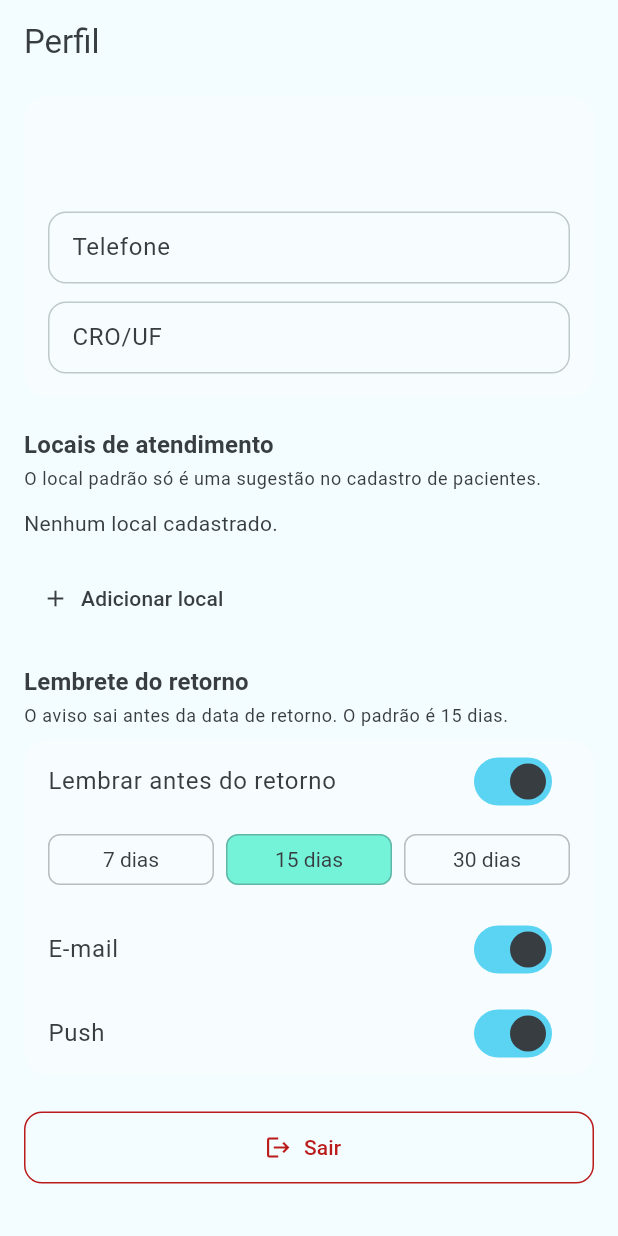
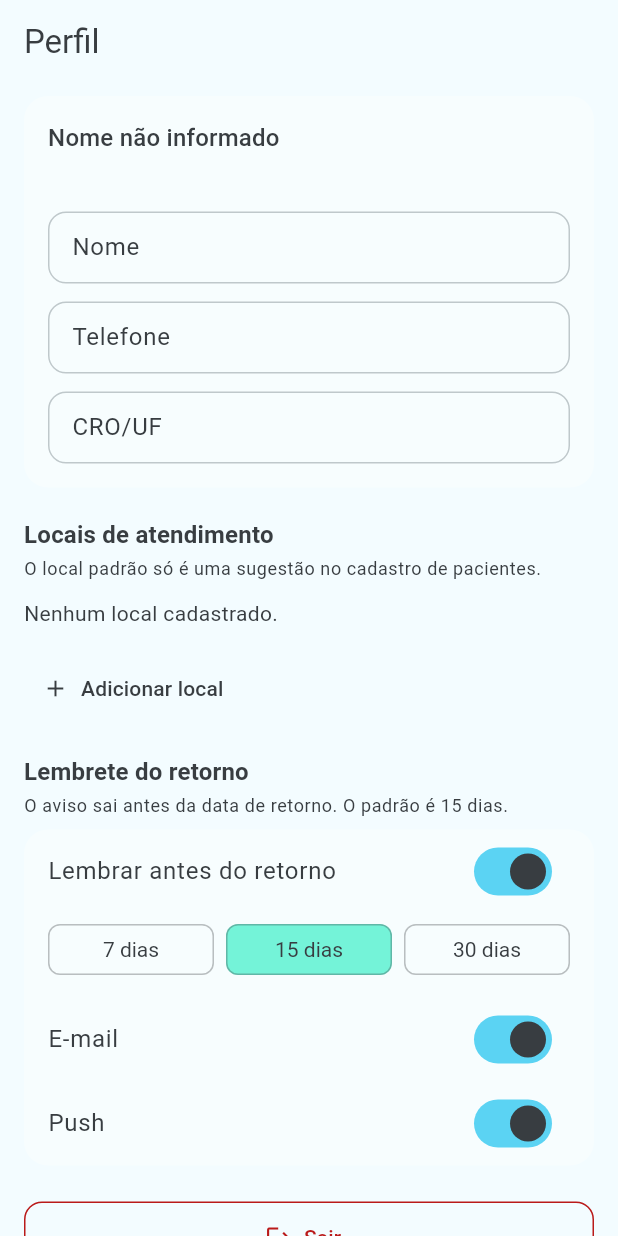
Before and after one commit to Orthoflow-Resende/Implate-flow, a Flutter app: the ProfileScreen screen opened by its route, on a phone screen of 412 x 824 dp. Run offline on Flutter 3.47's test engine with Material 3 defaults, Android fonts, the phone set to English and light mode, and no system bars; our stand-ins replace go_router, image_picker, path_drawing, pdf, printing.

Commit message:
fix(profile): stop showing null for the dentist name
Sanitize WorkOS/Android null literals, keep a local name across chart refresh, and allow editing it in profile (F3S-488).

```diff
--- a/lib/data/services/clinic_snapshot_codec.dart
+++ b/lib/data/services/clinic_snapshot_codec.dart
@@ -63,7 +63,7 @@ ClinicSnapshot snapshotFromJson(Map<String, dynamic> json) {
     signedIn: json['signedIn'] as bool? ?? false,
     sequence: json['sequence'] as int? ?? 0,
     profile: DentistProfile(
-      name: json['profile']?['name'] as String? ?? '',
+      name: sanitizePersonName(json['profile']?['name'] as String?),
       email: json['profile']?['email'] as String? ?? '',
       phone: json['profile']?['phone'] as String? ?? '',
       cro: json['profile']?['cro'] as String? ?? '',
--- a/lib/ui/profile/profile_screen.dart
+++ b/lib/ui/profile/profile_screen.dart
@@ -27,9 +27,22 @@ class ProfileScreen extends StatelessWidget {
             child: Column(
               crossAxisAlignment: CrossAxisAlignment.start,
               children: [
-                Text(profile.name, style: Theme.of(context).textTheme.titleMedium),
+                Text(
+                  displayDentistName(profile.name),
+                  style: Theme.of(context).textTheme.titleMedium,
+                ),
                 const SizedBox(height: 4),
                 Text(profile.email, style: Theme.of(context).textTheme.bodyMedium),
+                const SizedBox(height: 12),
+                TextFormField(
+                  initialValue: sanitizePersonName(profile.name),
+                  decoration: const InputDecoration(
+                    labelText: 'Nome',
+                    hintText: 'Nome não informado',
+                  ),
+                  textCapitalization: TextCapitalization.words,
+                  onChanged: viewModel.setName,
+                ),
                 const SizedBox(height: 12),
                 BrazilianPhoneField(initial: profile.phone, onChanged: viewModel.setPhone),
                 const SizedBox(height: 12),
```
Also changed, not shown: lib/data/services/workos_auth.dart (+17 -12 lines), 1 other file.
